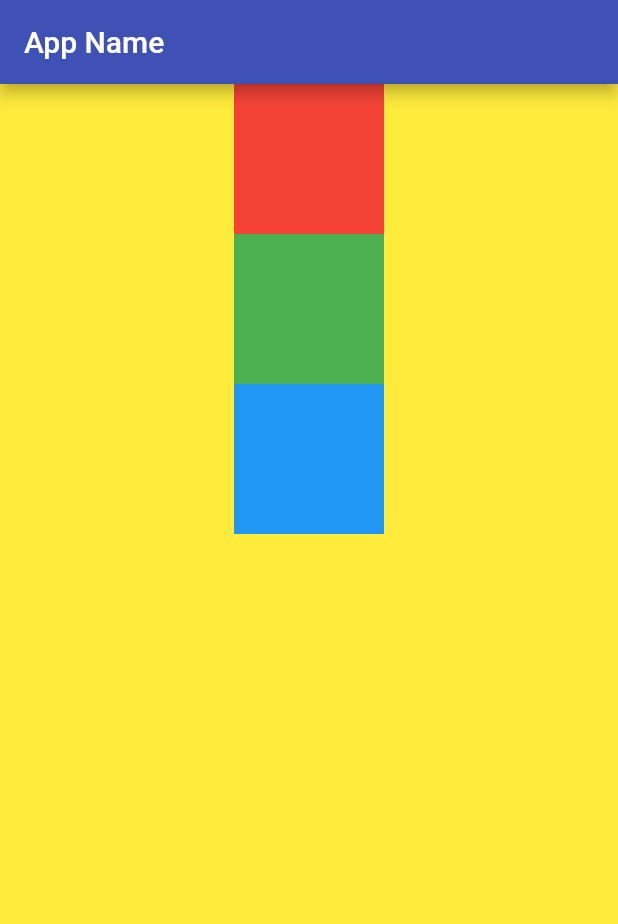
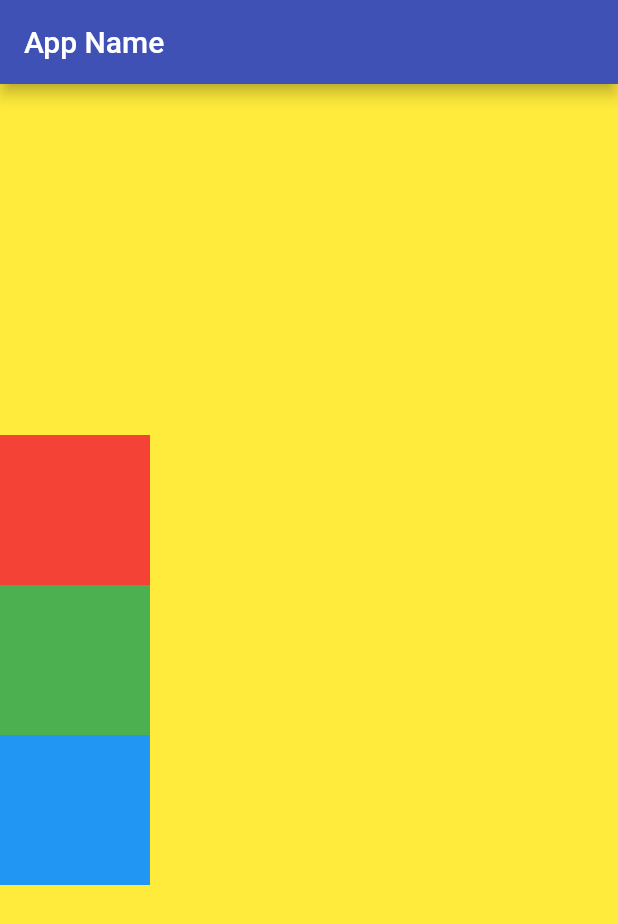
Before and after one commit to evangeldaping/Flutter-Course-for-Beginners, a Flutter app: the screen it shows after launch, on a phone screen of 412 x 824 dp. Shown: the top 924 px of the screen. Run offline on Flutter 3.47's test engine with Material 2 defaults, Android fonts, the light colour scheme and no system bars.

Commit message:
Columns - Columns widget -  adding main axi and cross axis

```diff
--- a/lib/main.dart
+++ b/lib/main.dart
@@ -18,6 +18,8 @@ class MyApp extends StatelessWidget {
             width: double.infinity,
             color: Colors.yellow,
             child: Column(
+              mainAxisAlignment: MainAxisAlignment.center,
+              crossAxisAlignment: CrossAxisAlignment.start,
               children: [
                 Container(
                   height: 100,
```
